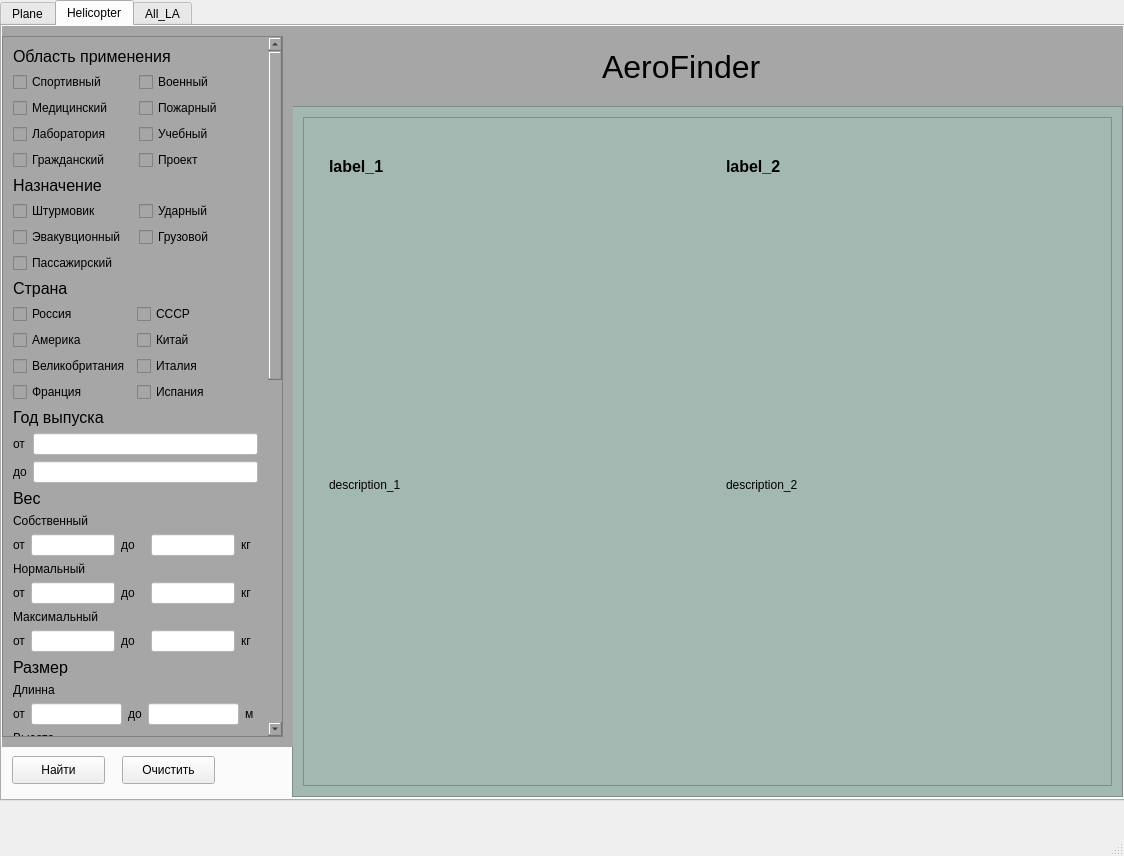
MrParkour/AeroFinder, file ui_designes/ui_design_V_6.ui: the form before one commit.
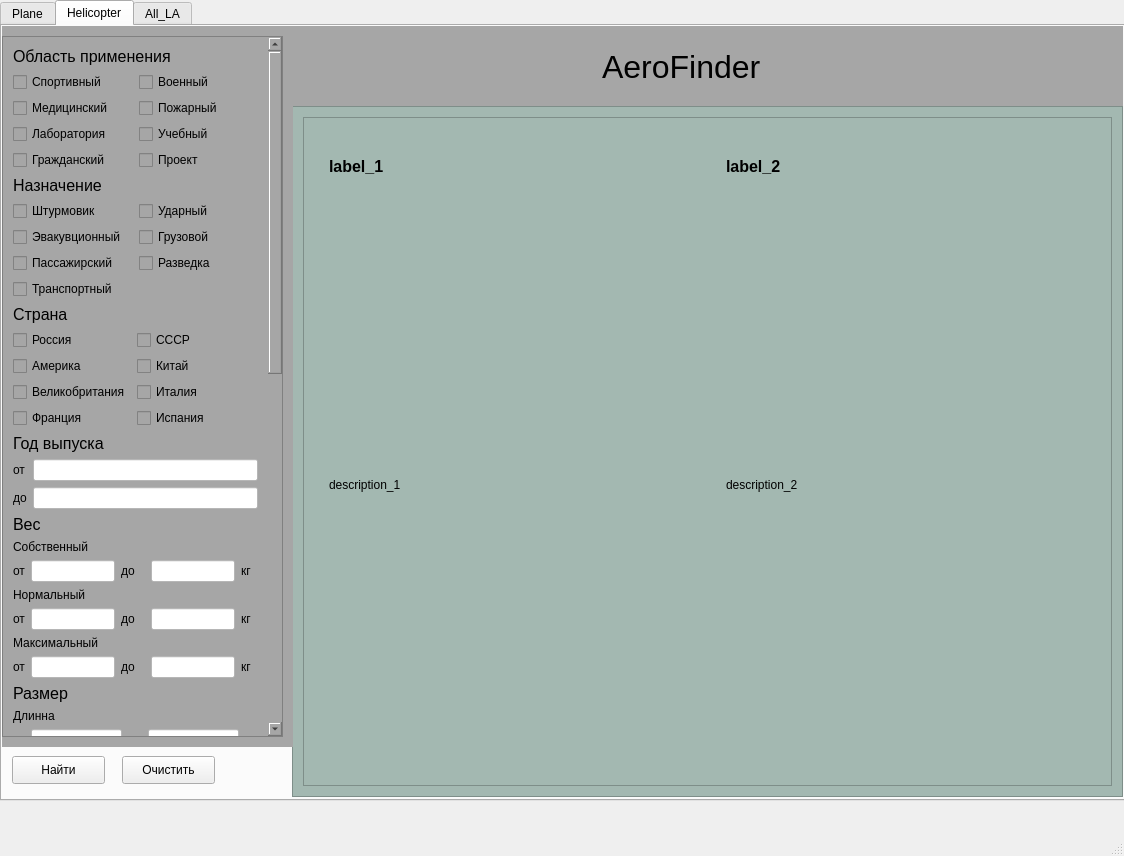
The form after the commit. The open tabs and pages were chosen to show the change.

Diff of the .ui file:
```diff
--- a/ui_designes/ui_design_V_6.ui
+++ b/ui_designes/ui_design_V_6.ui
@@ -1760,7 +1760,7 @@
             <x>0</x>
             <y>0</y>
             <width>258</width>
-            <height>1561</height>
+            <height>1588</height>
            </rect>
           </property>
           <layout class="QGridLayout" name="gridLayout_22">
@@ -1795,6 +1795,13 @@
                </property>
               </widget>
              </item>
+             <item row="2" column="2">
+              <widget class="QCheckBox" name="H_razv">
+               <property name="text">
+                <string>Разведка</string>
+               </property>
+              </widget>
+             </item>
              <item row="1" column="1">
               <widget class="QCheckBox" name="H_paj_2">
                <property name="text">
@@ -1816,6 +1823,20 @@
                </property>
               </widget>
              </item>
+             <item row="2" column="1">
+              <widget class="QCheckBox" name="H_pas">
+               <property name="text">
+                <string>Пассажирский</string>
+               </property>
+              </widget>
+             </item>
+             <item row="3" column="1">
+              <widget class="QCheckBox" name="checkBox_3">
+               <property name="text">
+                <string>Транспортный</string>
+               </property>
+              </widget>
+             </item>
             </layout>
            </item>
            <item row="15" column="0">
```
Left out of the diff: 9 changed lines with no effect on the pictures.
